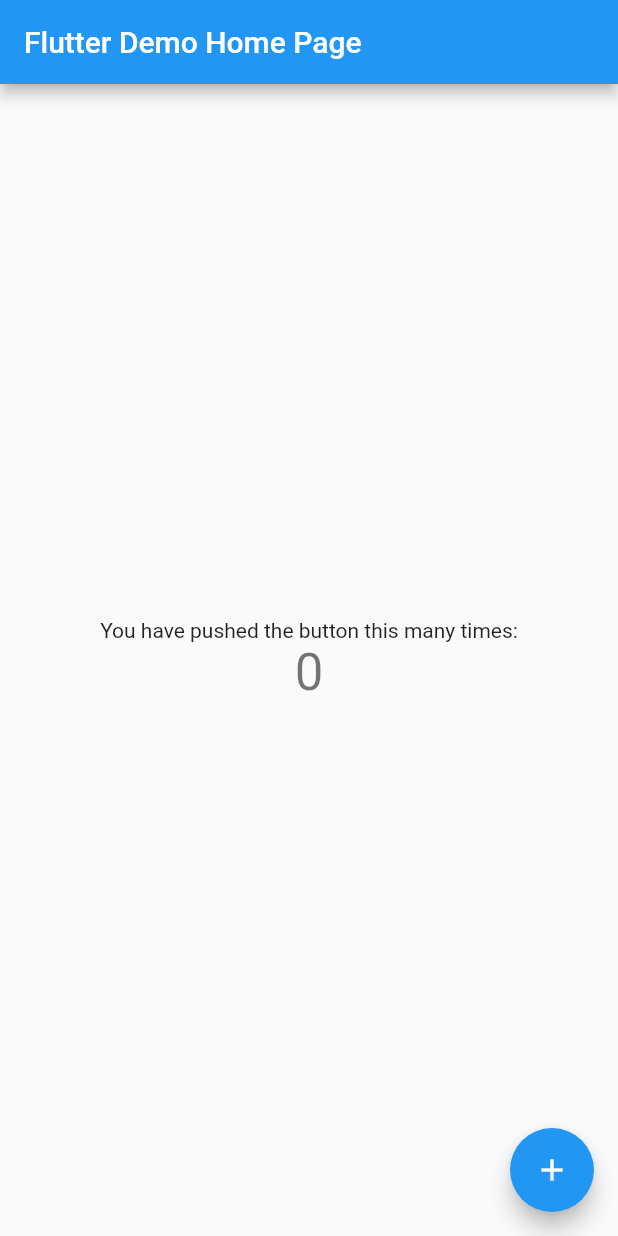
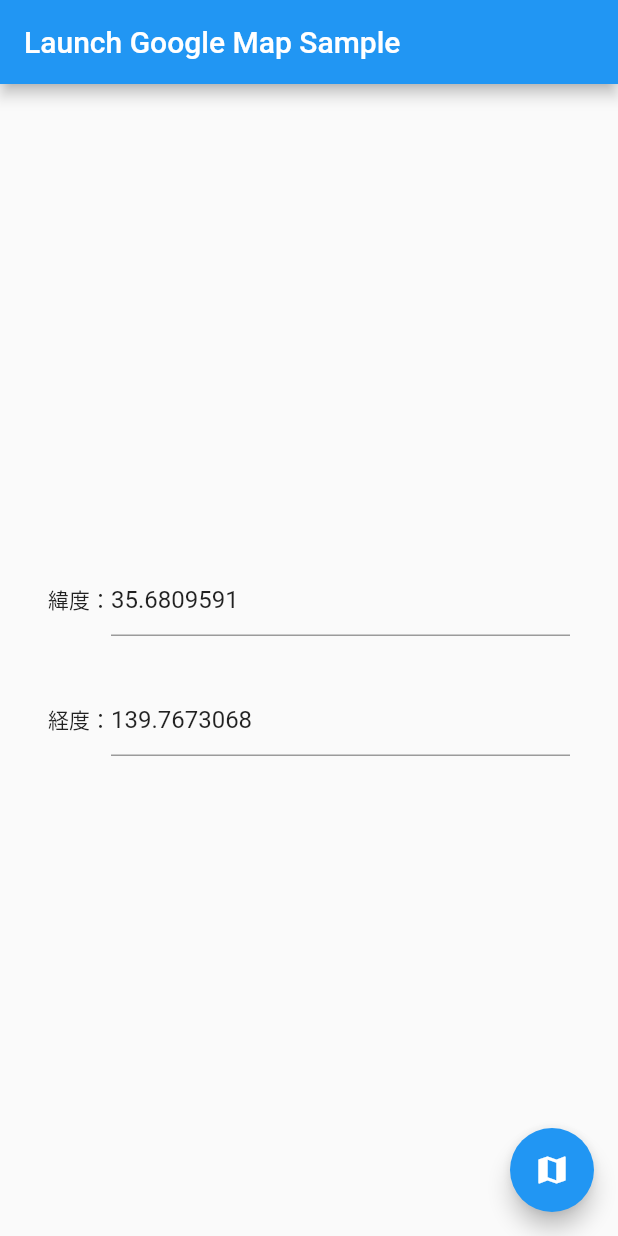
Before and after one commit to naipaka/launch_google_map_sample, a Flutter app: the screen it shows after launch, on a phone screen of 412 x 824 dp. Run offline on Flutter 3.47's test engine with Material 2 defaults, Android fonts, the phone set to English and light mode, and no system bars.

Commit message:
緯度経度を入力する入力欄と緯度経度を出力するボタンを追加

```diff
--- /dev/null
+++ b/lib/constants.dart
@@ -0,0 +1,13 @@
+const String page_title = 'Launch Google Map Sample';
+
+const double default_latitude = 35.6809591;
+const double default_longitude = 139.7673068;
+
+const String latitude_label = '緯度：';
+const String longitude_label = '経度：';
+
+const String floating_action_button_tooltip = 'Launch Google Map';
+
+const double page_offsets = 32;
+
+const double middle_space = 32;
--- a/lib/my_app.dart
+++ b/lib/my_app.dart
@@ -1,16 +1,17 @@
 import 'package:flutter/material.dart';
 
+import 'constants.dart';
 import 'my_home_page.dart';
 
 class MyApp extends StatelessWidget {
   @override
   Widget build(BuildContext context) {
     return MaterialApp(
-      title: 'Flutter Demo',
+      title: page_title,
       theme: ThemeData(
         primarySwatch: Colors.blue,
       ),
-      home: MyHomePage(title: 'Flutter Demo Home Page'),
+      home: MyHomePage(title: page_title),
     );
   }
 }
--- a/lib/my_home_page.dart
+++ b/lib/my_home_page.dart
@@ -1,4 +1,6 @@
 import 'package:flutter/material.dart';
+
+import 'constants.dart';
 
 class MyHomePage extends StatefulWidget {
   MyHomePage({Key? key, required this.title}) : super(key: key);
@@ -10,13 +12,13 @@
 }
 
 class _MyHomePageState extends State<MyHomePage> {
-  int _counter = 0;
+  /// 緯度入力欄のTextEditignController
+  TextEditingController latitudeTextController =
+      TextEditingController(text: '$default_latitude');
 
-  void _incrementCounter() {
-    setState(() {
-      _counter++;
-    });
-  }
+  /// 経度入力欄のTextEditignController
+  TextEditingController longitudeTextController =
+      TextEditingController(text: '$default_longitude');
 
   @override
   Widget build(BuildContext context) {
@@ -25,23 +27,45 @@
         title: Text(widget.title),
       ),
       body: Center(
+        child: Padding(
+          padding: EdgeInsets.all(page_offsets),
           child: Column(
             mainAxisAlignment: MainAxisAlignment.center,
             children: <Widget>[
-            Text(
-              'You have pushed the button this many times:',
+              Row(
+                children: [
+                  Text(latitude_label),
+                  Expanded(
+                    child: TextField(
+                      controller: latitudeTextController,
+                      keyboardType: TextInputType.number,
                     ),
-            Text(
-              '$_counter',
-              style: Theme.of(context).textTheme.headline4,
                   ),
                 ],
               ),
+              SizedBox(height: middle_space),
+              Row(
+                children: [
+                  Text(longitude_label),
+                  Expanded(
+                    child: TextField(
+                      controller: longitudeTextController,
+                      keyboardType: TextInputType.number,
+                    ),
+                  ),
+                ],
+              )
+            ],
+          ),
+        ),
       ),
       floatingActionButton: FloatingActionButton(
-        onPressed: _incrementCounter,
-        tooltip: 'Increment',
-        child: Icon(Icons.add),
+        onPressed: () {
+          print('$latitude_label${latitudeTextController.text}');
+          print('$longitude_label${longitudeTextController.text}');
+        },
+        tooltip: floating_action_button_tooltip,
+        child: Icon(Icons.map),
       ),
     );
   }
```
Lines whose indentation alone changed are shown as unchanged.
